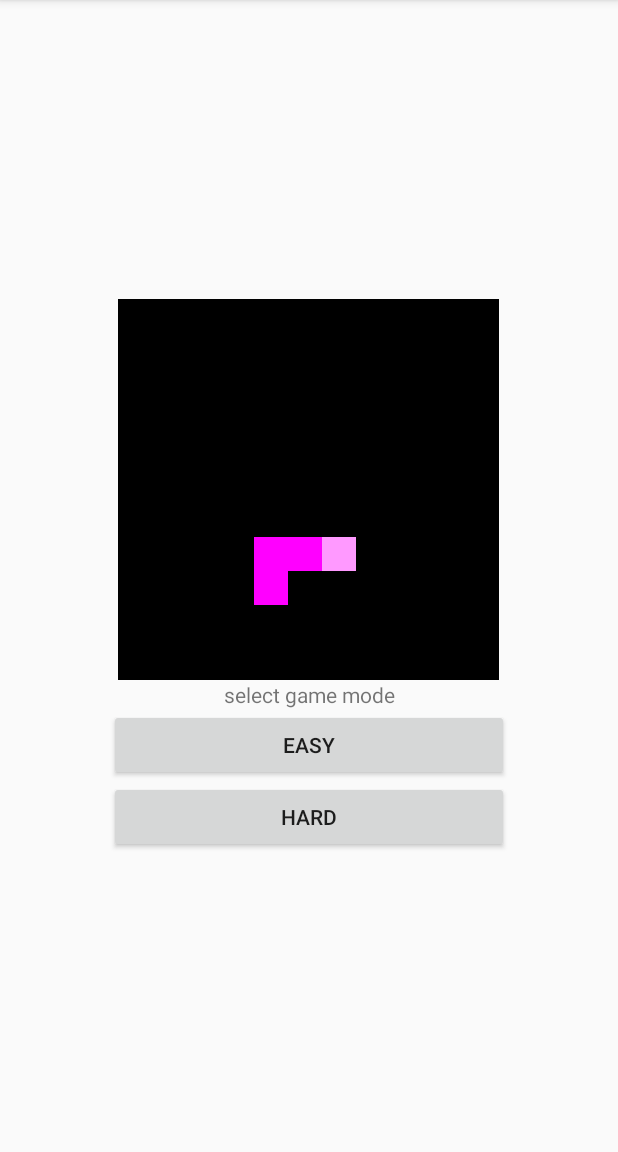
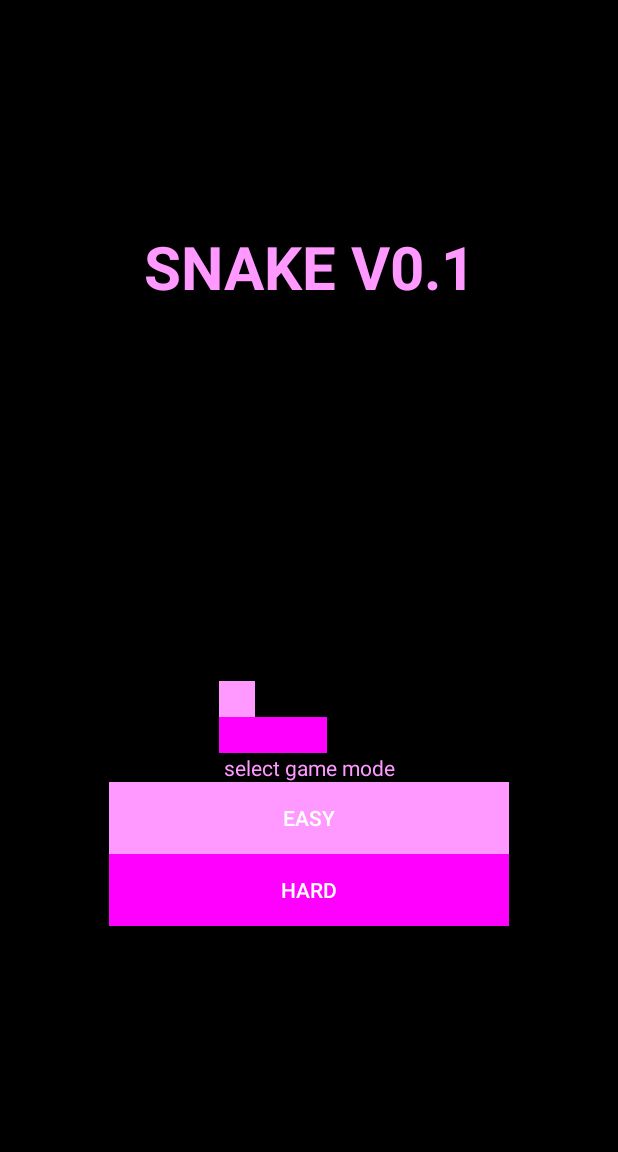
Before and after one commit to zoolu-got-rhythm/snake-android-implementation, an Android app: the screen it shows after launch (MenuActivity), on a phone screen of 412 x 824 dp, the part 84-1236 px from its top. Run offline under Robolectric (Android 15) with nearby library versions, the phone set to English and light mode, and no system bars.

```diff
--- a/app/src/main/java/com/example/slurp/myapplication/MenuActivity.java
+++ b/app/src/main/java/com/example/slurp/myapplication/MenuActivity.java
@@ -1,6 +1,8 @@
 package com.example.slurp.myapplication;
 
 import android.content.Intent;
+import android.graphics.Color;
+import android.graphics.Typeface;
 import android.support.v7.app.AppCompatActivity;
 import android.os.Bundle;
 import android.util.Log;
@@ -33,11 +35,20 @@ public class MenuActivity extends AppCompatActivity {
                 ViewGroup.LayoutParams.MATCH_PARENT));
         root.setOrientation(LinearLayout.VERTICAL);
         root.setGravity(Gravity.CENTER);
+        root.setBackgroundColor(Color.BLACK);
 
+        TextView header = new TextView(this);
+        header.setText("Snake v0.1");
+        header.setTextSize(40f);
+        header.setAllCaps(true);
+        header.setTextColor(getResources().getColor(R.color.purple));
+        header.setPadding(0, 0, 0, 50);
+        header.setTextAlignment(View.TEXT_ALIGNMENT_CENTER);
+        header.setTypeface(Typeface.DEFAULT_BOLD);
+        root.addView(header);
 
-
-        final Game game = new SelfPlayingGame(10, 4, 10);
-        SnakeGameView snakeGameView = new SnakeGameView(this, 345, 345);
+        final Game game = new SelfPlayingGame(6, 4, 10);
+        SnakeGameView snakeGameView = new SnakeGameView(this, 360, 360);
         game.addObserver(snakeGameView);
         game.initGame();
 //        game.setCurrentPlayerDirection("s");
@@ -58,11 +69,14 @@ public class MenuActivity extends AppCompatActivity {
 
         TextView mTv1 = new TextView(this);
         mTv1.setText("select game mode");
+        mTv1.setTextColor(getResources().getColor(R.color.purple));
         mTv1.setTextAlignment(View.TEXT_ALIGNMENT_CENTER);
         root.addView(mTv1);
 
         Button easyBtn = new Button(this);
         easyBtn.setText("easy");
+        easyBtn.setBackgroundColor(getResources().getColor(R.color.purple));
+        easyBtn.setTextColor(Color.WHITE);
         root.addView(easyBtn);
         ViewGroup.LayoutParams easyBtnParams = easyBtn.getLayoutParams();
         easyBtnParams.width = 400;
@@ -79,6 +93,8 @@ public class MenuActivity extends AppCompatActivity {
 
         Button hardBtn = new Button(this);
         hardBtn.setText("hard");
+        hardBtn.setBackgroundColor(getResources().getColor(R.color.pink));
+        hardBtn.setTextColor(Color.WHITE);
         root.addView(hardBtn);
 
         ViewGroup.LayoutParams hardBtnParams = easyBtn.getLayoutParams();
--- a/app/src/main/java/com/example/slurp/myapplication/ScoreTextView.java
+++ b/app/src/main/java/com/example/slurp/myapplication/ScoreTextView.java
@@ -31,7 +31,7 @@ public class ScoreTextView extends android.support.v7.widget.AppCompatTextView i
         this.mHandler.post(new Runnable() {
             @Override
             public void run() {
-                setText("apples: " + Integer.toString(score));
+                setText("score: " + Integer.toString(score));
                 invalidate();
             }
         });
```
Also changed, not shown: 1 other file.
